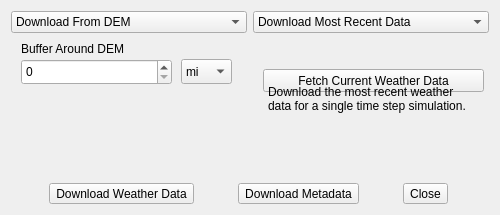
This is src/gui/stationFetchWidget.ui in firelab/windninja as Qt 5 draws it before an edit. The edited form follows.
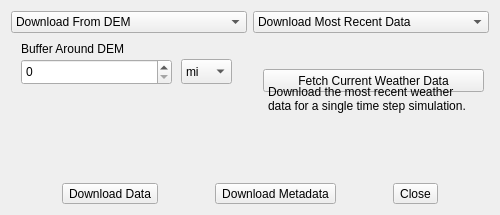
This is the edited form. Icons and pictures are not drawn.

Commit message: updated suggested timesteps to the number of hours between the start and stop time, allow 1 time step timeseries runs, update stationFetchWidget, attempted change in weatherModel.cpp

The edit to the form file:
```diff
--- a/src/gui/stationFetchWidget.ui
+++ b/src/gui/stationFetchWidget.ui
@@ -278,7 +278,7 @@
         <string>&lt;html&gt;&lt;head/&gt;&lt;body&gt;&lt;p&gt;Fetches weather data based on above specified parameters.&lt;/p&gt;&lt;/body&gt;&lt;/html&gt;</string>
        </property>
        <property name="text">
-        <string>Download Weather Data</string>
+        <string>Download Data</string>
        </property>
        <property name="icon">
         <iconset resource="../../wn-resources.qrc">
@@ -305,7 +305,7 @@
         <bool>false</bool>
        </property>
        <property name="toolButtonStyle">
-        <enum>Qt::ToolButtonTextBesideIcon</enum>
+        <enum>Qt::ToolButtonTextOnly</enum>
        </property>
       </widget>
      </item>
```
Left out of the diff: 6 changed lines with no effect on the pictures. The commit also changes 8 other files.
